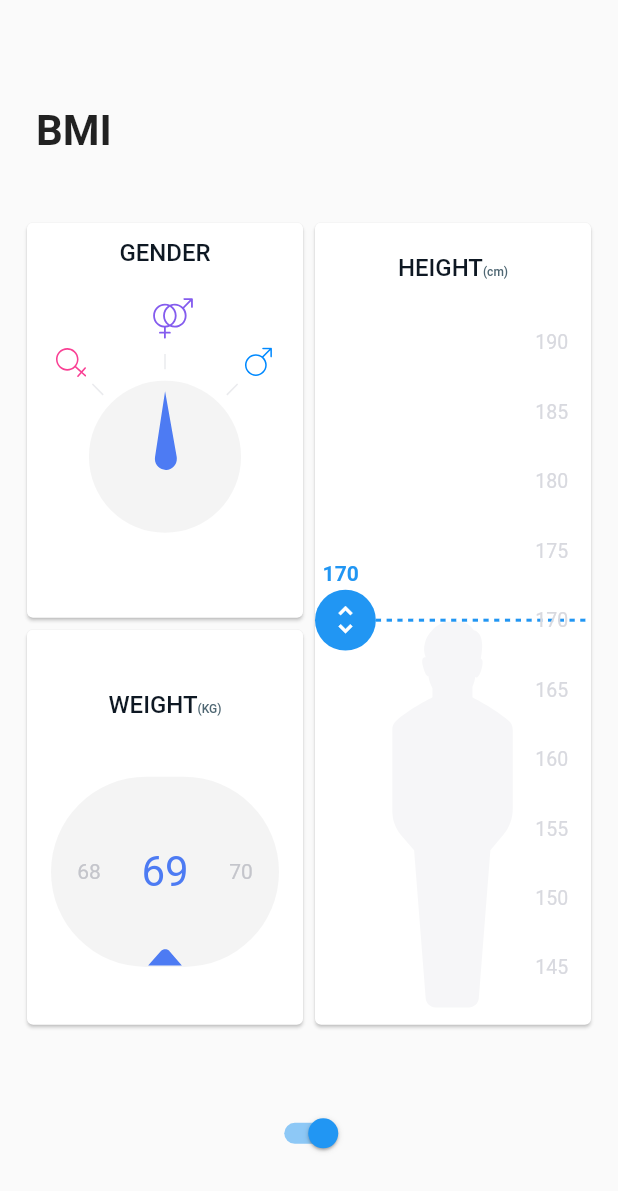
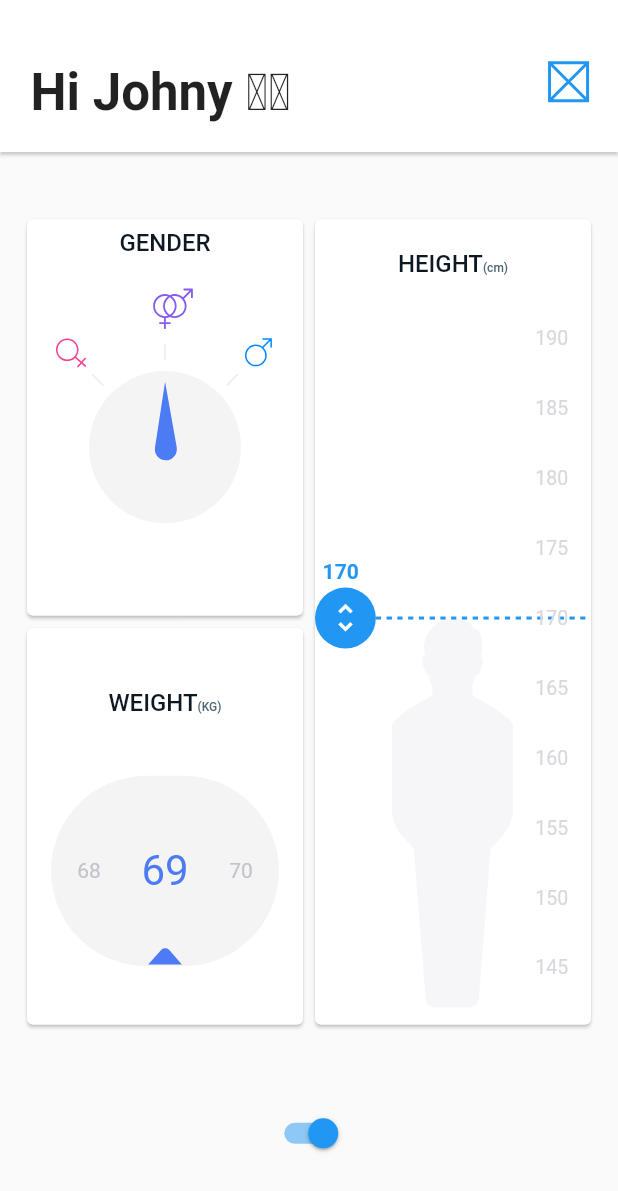
Before and after one commit to kokodavid/xbmi, a Flutter app: the screen it shows after launch, after a tap on an icon or button, on a phone screen of 412 x 824 dp. Shown: the top 1191 px of the screen. Run offline on Flutter 3.47's test engine with Material 2 defaults, Android fonts, the phone set to English and light mode, and no system bars; our stand-ins replace flutter_svg.

Commit message:
add custom app bar

```diff
--- a/lib/main.dart
+++ b/lib/main.dart
@@ -4,16 +4,17 @@ import 'package:flutter/services.dart';
 
 void main() async {
   WidgetsFlutterBinding.ensureInitialized();
-  // Firebase.initializeApp();
-  // await FirebaseAppCheck.instance
-  //     // Your personal reCaptcha public key goes here:
-  //     .activate(
-  //   androidProvider: AndroidProvider.debug,
-  //   webRecaptchaSiteKey: 'kWebRecaptchaSiteKey',
-  // );
   SystemChrome.setPreferredOrientations(
           [DeviceOrientation.portraitUp, DeviceOrientation.portraitDown])
       .then((_) => runApp(MyApp()));
+  SystemChrome.setSystemUIOverlayStyle(
+    const SystemUiOverlayStyle(
+      statusBarColor: Colors.white, //top bar color
+      statusBarIconBrightness: Brightness.dark, //top bar icons
+      systemNavigationBarColor: Colors.white, //bottom bar color
+      systemNavigationBarIconBrightness: Brightness.dark, //bottom bar icons
+    )
+  );
 }
 
 class MyApp extends StatelessWidget {
--- a/lib/screens/gender/gender_card.dart
+++ b/lib/screens/gender/gender_card.dart
@@ -8,7 +8,6 @@ import 'dart:math' as math;
 
 class GenderCard extends StatefulWidget {
   final Gender? initialGender;
-
 
   const GenderCard({Key? key, this.initialGender}) : super(key: key);
 
@@ -23,11 +22,10 @@ const Map<Gender, double> _genderAngles = {
   Gender.male: _defaultGenderAngle,
 };
 
-class _GenderCardState extends State<GenderCard> with SingleTickerProviderStateMixin {
+class _GenderCardState extends State<GenderCard>
+    with SingleTickerProviderStateMixin {
   Gender? selectedGender;
   AnimationController? _arrowAnimationController;
-
-
 
   @override
   void initState() {
@@ -53,7 +51,7 @@ class _GenderCardState extends State<GenderCard> with SingleTickerProviderStateM
       child: SizedBox(
         width: double.infinity,
         child: Padding(
-          padding: EdgeInsets.only(top: screenAwareSize(8.0, context)),
+          padding: EdgeInsets.only(top: screenAwareSize(5.0, context)),
           child: Column(
             crossAxisAlignment: CrossAxisAlignment.center,
             children: <Widget>[
@@ -80,7 +78,6 @@ class _GenderCardState extends State<GenderCard> with SingleTickerProviderStateM
           const GenderIconTranslated(gender: Gender.other),
           const GenderIconTranslated(gender: Gender.male),
           _drawGestureDetector(),
-
         ],
       ),
     );
@@ -89,9 +86,11 @@ class _GenderCardState extends State<GenderCard> with SingleTickerProviderStateM
   Widget _drawCircleIndicator() {
     return Stack(
       alignment: Alignment.center,
-      children:  <Widget>[
+      children: <Widget>[
         const GenderCircle(),
-         GenderArrow(listenable: _arrowAnimationController!,),
+        GenderArrow(
+          listenable: _arrowAnimationController!,
+        ),
       ],
     );
   }
@@ -111,7 +110,6 @@ class _GenderCardState extends State<GenderCard> with SingleTickerProviderStateM
       duration: const Duration(milliseconds: 150),
     );
   }
-
 }
 
 class GenderIconTranslated extends StatelessWidget {
@@ -217,12 +215,13 @@ class GenderLine extends StatelessWidget {
 }
 
 class GenderArrow extends AnimatedWidget {
-
-  const GenderArrow({Key? key,required Listenable listenable}) : super(key: key, listenable: listenable);
+  const GenderArrow({Key? key, required Listenable listenable})
+      : super(key: key, listenable: listenable);
 
   double _arrowLength(BuildContext context) => screenAwareSize(32.0, context);
 
-  double _translationOffset(BuildContext context) => _arrowLength(context) * -0.4;
+  double _translationOffset(BuildContext context) =>
+      _arrowLength(context) * -0.4;
 
   @override
   Widget build(BuildContext context) {
@@ -254,9 +253,13 @@ class TapHandler extends StatelessWidget {
     return Row(
       mainAxisSize: MainAxisSize.max,
       children: <Widget>[
-        Expanded(child: GestureDetector(onTap: () => onGenderTapped!(Gender.female))),
-        Expanded(child: GestureDetector(onTap: () => onGenderTapped!(Gender.other))),
-        Expanded(child: GestureDetector(onTap: () => onGenderTapped!(Gender.male))),
+        Expanded(
+            child:
+                GestureDetector(onTap: () => onGenderTapped!(Gender.female))),
+        Expanded(
+            child: GestureDetector(onTap: () => onGenderTapped!(Gender.other))),
+        Expanded(
+            child: GestureDetector(onTap: () => onGenderTapped!(Gender.male))),
       ],
     );
   }
--- a/lib/screens/input_page.dart
+++ b/lib/screens/input_page.dart
@@ -3,17 +3,21 @@ import 'package:bmiapp/screens/height/height_card.dart';
 import 'package:bmiapp/screens/weight/weight_card.dart';
 import 'package:flutter/material.dart';
 
+import '../utlis/app_bar.dart';
 import '../utlis/widget_utils.dart';
+import 'input_page_styles.dart';
 
 class InputPage extends StatelessWidget {
   Widget build(BuildContext context) {
     return Scaffold(
+      appBar: PreferredSize(
+          preferredSize: Size.fromHeight(appBarHeight(context)),
+          child: BmiAppBar()),
       body: Padding(
         padding: MediaQuery.of(context).padding,
         child: Column(
           crossAxisAlignment: CrossAxisAlignment.start,
           children: <Widget>[
-            _buildTitle(context),
             Expanded(child: _buildCards(context)),
             _buildBottom(context),
           ],
@@ -21,20 +25,6 @@ class InputPage extends StatelessWidget {
       ),
     );
   }
-
-  Widget _buildTitle(BuildContext context) {
-    return Padding(
-      padding: EdgeInsets.only(
-        left: 24.0,
-        top: screenAwareSize(56.0, context),
-      ),
-      child: Text(
-        "BMI",
-        style: new TextStyle(fontSize: 28.0, fontWeight: FontWeight.bold),
-      ),
-    );
-  }
-
   Widget _buildBottom(BuildContext context) {
     return Container(
       alignment: Alignment.center,
@@ -58,7 +48,6 @@ class InputPage extends StatelessWidget {
               children: const <Widget>[
                 Expanded(child: GenderCard()),
                 Expanded(child: WeightCard()),
-
               ],
             ),
           ),
--- /dev/null
+++ b/lib/screens/input_page_styles.dart
@@ -0,0 +1,7 @@
+import 'package:flutter/material.dart';
+
+import '../utlis/widget_utils.dart';
+
+double appBarHeight(BuildContext context) {
+  return screenAwareSize(80.0, context) + MediaQuery.of(context).padding.top;
+}
--- /dev/null
+++ b/lib/utlis/app_bar.dart
@@ -0,0 +1,64 @@
+import 'package:bmiapp/utlis/widget_utils.dart';
+import 'package:flutter/material.dart';
+
+import '../screens/input_page_styles.dart';
+
+class BmiAppBar extends StatelessWidget {
+  static const String wavingHandEmoji = "\uD83D\uDC4B";
+  static const String whiteSkinTone = "\uD83C\uDFFB";
+
+  @override
+  Widget build(BuildContext context) {
+    return Material(
+      elevation: 1.0,
+      child: Container(
+        height: appBarHeight(context),
+        color: Colors.white,
+        child: Padding(
+          padding: EdgeInsets.all(screenAwareSize(16.0, context)),
+          child: Row(
+            crossAxisAlignment: CrossAxisAlignment.end,
+            mainAxisAlignment: MainAxisAlignment.spaceBetween,
+            children: <Widget>[
+              _buildLabel(context),
+              _buildIcon(context),
+            ],
+          ),
+        ),
+      ),
+    );
+  }
+
+  Padding _buildIcon(BuildContext context) {
+    return Padding(
+      padding: EdgeInsets.only(bottom: screenAwareSize(11.0, context)),
+      child: Container(
+        height: screenAwareSize(20.0, context),
+        width: screenAwareSize(20.0, context),
+        child: Placeholder(color: Theme.of(context).primaryColor),
+      ),
+    );
+  }
+
+  RichText _buildLabel(BuildContext context) {
+    return RichText(
+      text: TextSpan(
+        style: DefaultTextStyle.of(context).style.copyWith(fontSize: 34.0),
+        children: [
+          TextSpan(
+            text: "Hi Johny ",
+            style: TextStyle(fontWeight: FontWeight.bold),
+          ),
+          TextSpan(text: getEmoji(context)),
+        ],
+      ),
+    );
+  }
+
+  // https://github.com/flutter/flutter/issues/9652
+  String getEmoji(BuildContext context) {
+    return Theme.of(context).platform == TargetPlatform.iOS
+        ? wavingHandEmoji
+        : wavingHandEmoji + whiteSkinTone;
+  }
+}
```
Lines whose indentation alone changed are shown as unchanged.
